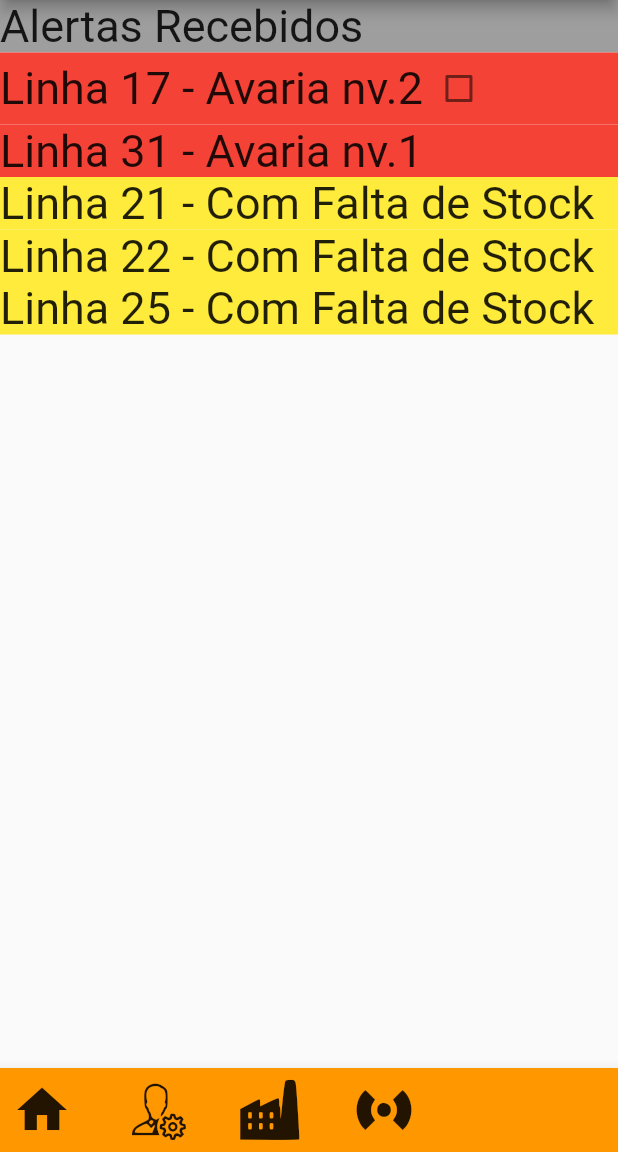
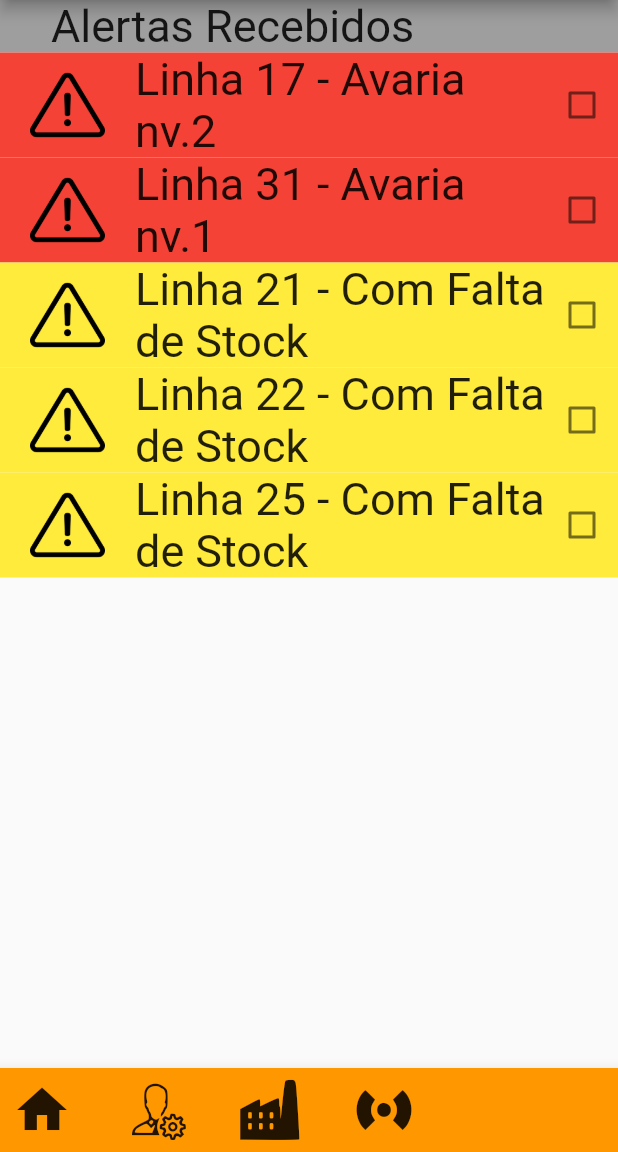
Before and after one commit to zepauloutad/Frontend_Tablet_Continental, a Flutter app: the screen it shows after launch, item 4 of the bottom bar chosen, on a phone screen of 412 x 824 dp, the part 84-1236 px from its top. Run offline on Flutter 3.47's test engine with Material 2 defaults, Android fonts, the light colour scheme and no system bars.

Commit message:
Concluded all related to the view 'Alerts'

```diff
--- a/lib/alerts.dart
+++ b/lib/alerts.dart
@@ -22,24 +22,40 @@ class _AlertsState extends State<Alerts> {
             color: Colors.grey,
             width: double.infinity,
             child: const Row(
+
               children: [
-                Text(
+                Padding(
+                  padding: EdgeInsets.only(left: 34),
+                  child: Text(
                     'Alertas Recebidos',
                     style: TextStyle(fontSize: 30),
                   ),
-                // Widgets for the first row
+                ),
               ],
             ),
           ),
           Container(
             color: Colors.red,
             width: double.infinity,
-            child:  Row(
+            child: Row(
+              mainAxisAlignment: MainAxisAlignment.spaceEvenly,
               children: [
-                // Image.asset('assets/images/warning.png'),
-                const Text(
+                Padding(
+                  padding: const EdgeInsets.only(left: 20),
+                  child: Image.asset(
+                    'assets/images/warning.png',
+                    width: 50,
+                    height: 50,
+                  ),
+                ),
+                const SizedBox(
+                  width: 20,
+                ),
+                const Expanded(
+                  child: Text(
                     'Linha 17 - Avaria nv.2',
                     style: TextStyle(fontSize: 30),
+                  ),
                 ),
                 Checkbox(
                   value: isChecked,
@@ -49,58 +65,141 @@ class _AlertsState extends State<Alerts> {
                     });
                   },
                 ),
-
-                // Widgets for the second row
               ],
             ),
           ),
           Container(
             color: Colors.red,
             width: double.infinity,
-            child: const Row(
+            child: Row(
+              mainAxisAlignment: MainAxisAlignment.spaceEvenly,
               children: [
-                Text(
+                Padding(
+                  padding: const EdgeInsets.only(left: 20),
+                  child: Image.asset(
+                    'assets/images/warning.png',
+                    width: 50,
+                    height: 50,
+                  ),
+                ),
+                const SizedBox(
+                  width: 20,
+                ),
+                const Expanded(
+                  child: Text(
                     'Linha 31 - Avaria nv.1',
                     style: TextStyle(fontSize: 30),
                   ),
-                // Widgets for the second row
+                ),
+                Checkbox(
+                  value: isChecked,
+                  onChanged: (bool? newValue) {
+                    setState(() {
+                      isChecked = newValue!;
+                    });
+                  },
+                ),
               ],
             ),
           ),
           Container(
             color: Colors.yellow,
             width: double.infinity,
-            child: const Row(
+            child: Row(
+              mainAxisAlignment: MainAxisAlignment.spaceEvenly,
               children: [
-                Text(
+                Padding(
+                  padding: const EdgeInsets.only(left: 20),
+                  child: Image.asset(
+                    'assets/images/warning.png',
+                    width: 50,
+                    height: 50,
+                  ),
+                ),
+                const SizedBox(
+                  width: 20,
+                ),
+                const Expanded(
+                  child: Text(
                     'Linha 21 - Com Falta de Stock',
                     style: TextStyle(fontSize: 30),
                   ),
-                // Widgets for the second row
+                ),
+                Checkbox(
+                  value: isChecked,
+                  onChanged: (bool? newValue) {
+                    setState(() {
+                      isChecked = newValue!;
+                    });
+                  },
+                ),
               ],
             ),
           ),
           Container(
             color: Colors.yellow,
             width: double.infinity,
-            child: const Row(
+            child: Row(
+              mainAxisAlignment: MainAxisAlignment.spaceEvenly,
               children: [
-                Text(
+                Padding(
+                  padding: const EdgeInsets.only(left: 20),
+                  child: Image.asset(
+                    'assets/images/warning.png',
+                    width: 50,
+                    height: 50,
+                  ),
+                ),
+                const SizedBox(
+                  width: 20,
+                ),
+                const Expanded(
+                  child: Text(
                     'Linha 22 - Com Falta de Stock',
                     style: TextStyle(fontSize: 30),
                   ),
-                // Widgets for the second row
+                ),
+                Checkbox(
+                  value: isChecked,
+                  onChanged: (bool? newValue) {
+                    setState(() {
+                      isChecked = newValue!;
+                    });
+                  },
+                ),
               ],
             ),
           ),
           Container(
             color: Colors.yellow,
             width: double.infinity,
-            child: const Row(
+            child: Row(
+              mainAxisAlignment: MainAxisAlignment.spaceEvenly,
               children: [
-                Text(
+                Padding(
+                  padding: const EdgeInsets.only(left: 20),
+                  child: Image.asset(
+                    'assets/images/warning.png',
+                    width: 50,
+                    height: 50,
+                  ),
+                ),
+                const SizedBox(
+                  width: 20,
+                ),
+                const Expanded(
+                  child: Text(
                     'Linha 25 - Com Falta de Stock',
                     style: TextStyle(fontSize: 30),
+                  ),
+                ),
+                Checkbox(
+                  value: isChecked,
+                  onChanged: (bool? newValue) {
+                    setState(() {
+                      isChecked = newValue!;
+                    });
+                  },
                 ),
               ],
             ),
```
Lines whose indentation alone changed are shown as unchanged.
